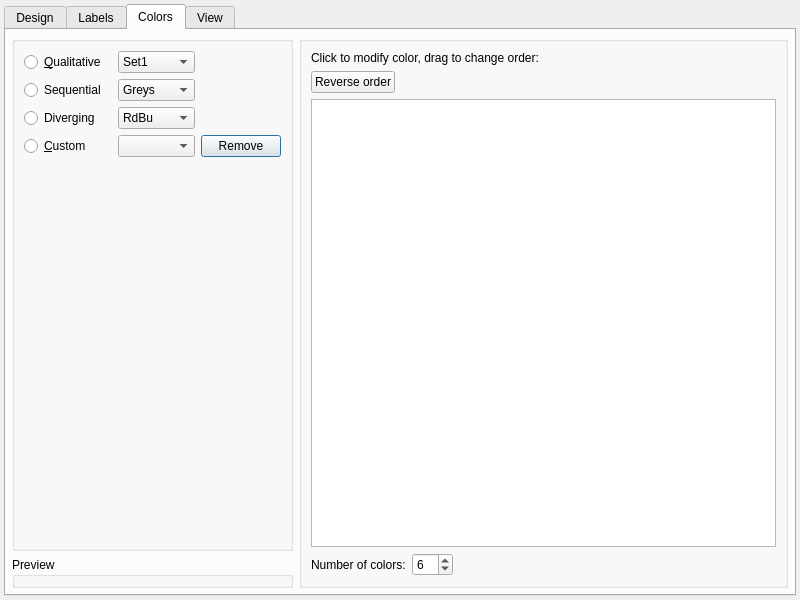
gkunter/coquery, file coquery/gui/ui/visualizationDesigner.ui: the form before one commit.
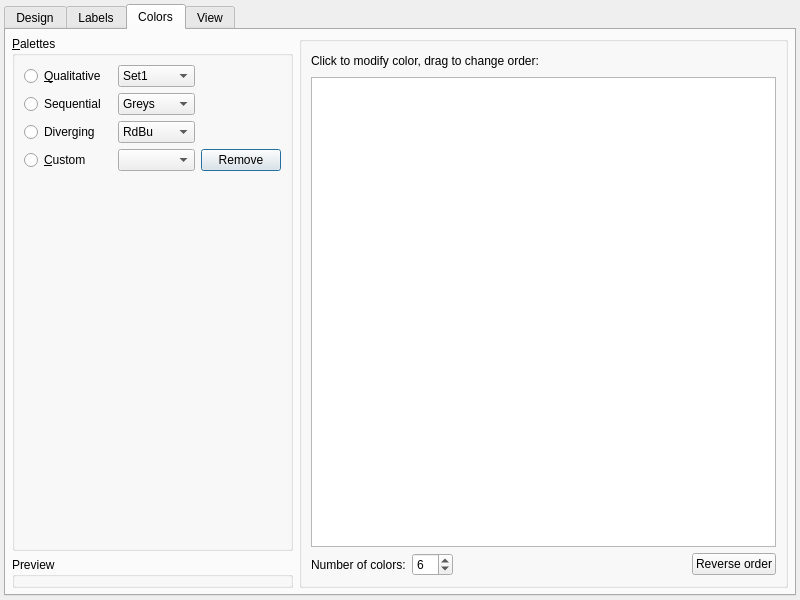
The form after the commit. The open tabs and pages were chosen to show the change. Custom widgets are drawn as their Qt base class.

Diff of the .ui file:
```diff
--- a/coquery/gui/ui/visualizationDesigner.ui
+++ b/coquery/gui/ui/visualizationDesigner.ui
@@ -942,6 +942,9 @@
         <layout class="QVBoxLayout" name="verticalLayout">
          <item>
           <widget class="QGroupBox" name="groupBox">
+           <property name="title">
+            <string>&amp;Palettes</string>
+           </property>
            <layout class="QGridLayout" name="gridLayout_9">
             <item row="1" column="2">
              <widget class="QComboBox" name="combo_sequential">
@@ -1220,19 +1223,12 @@
        <item>
         <widget class="QGroupBox" name="groupBox_10">
          <layout class="QVBoxLayout" name="verticalLayout_24">
-          <item>
-           <widget class="QLabel" name="label_38">
-            <property name="text">
-             <string>Click to modify color, drag to change order:</string>
-            </property>
-           </widget>
-          </item>
           <item>
            <layout class="QHBoxLayout" name="horizontalLayout_24">
             <item>
-             <widget class="QPushButton" name="button_reverse_order">
+             <widget class="QLabel" name="label_38">
               <property name="text">
-               <string>Reverse order</string>
+               <string>Click to modify color, drag to change order:</string>
               </property>
              </widget>
             </item>
@@ -1305,6 +1301,13 @@
               </property>
              </spacer>
             </item>
+            <item>
+             <widget class="QPushButton" name="button_reverse_order">
+              <property name="text">
+               <string>Reverse order</string>
+              </property>
+             </widget>
+            </item>
            </layout>
           </item>
          </layout>
```
Left out of the diff: 2 changed lines with no effect on the pictures.
